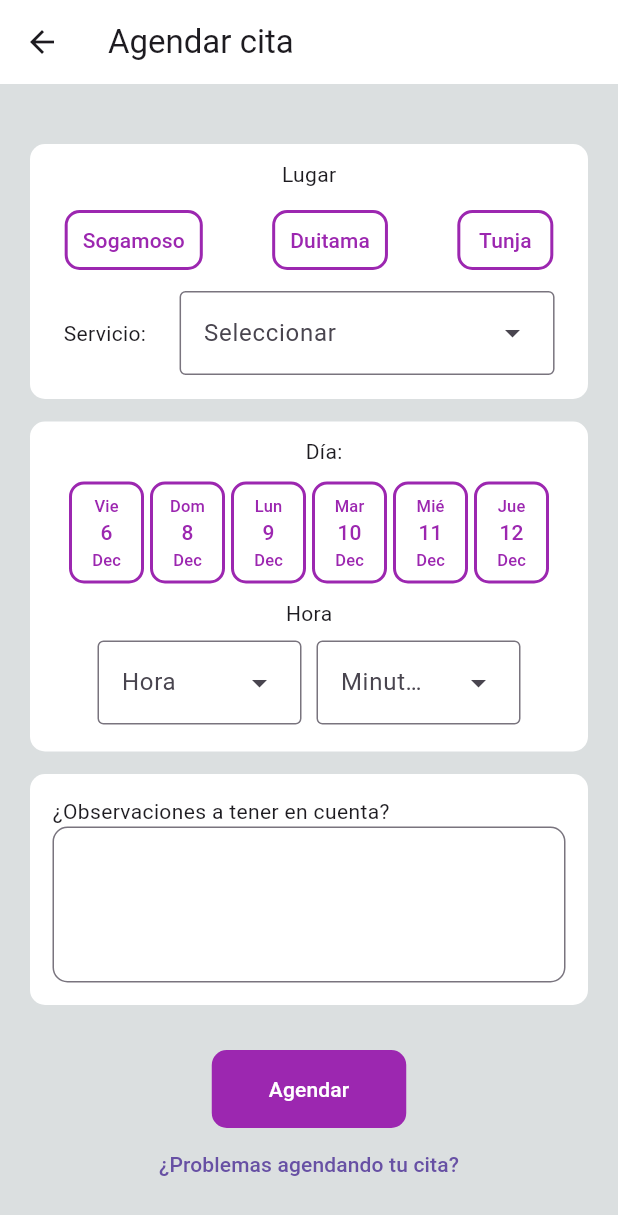
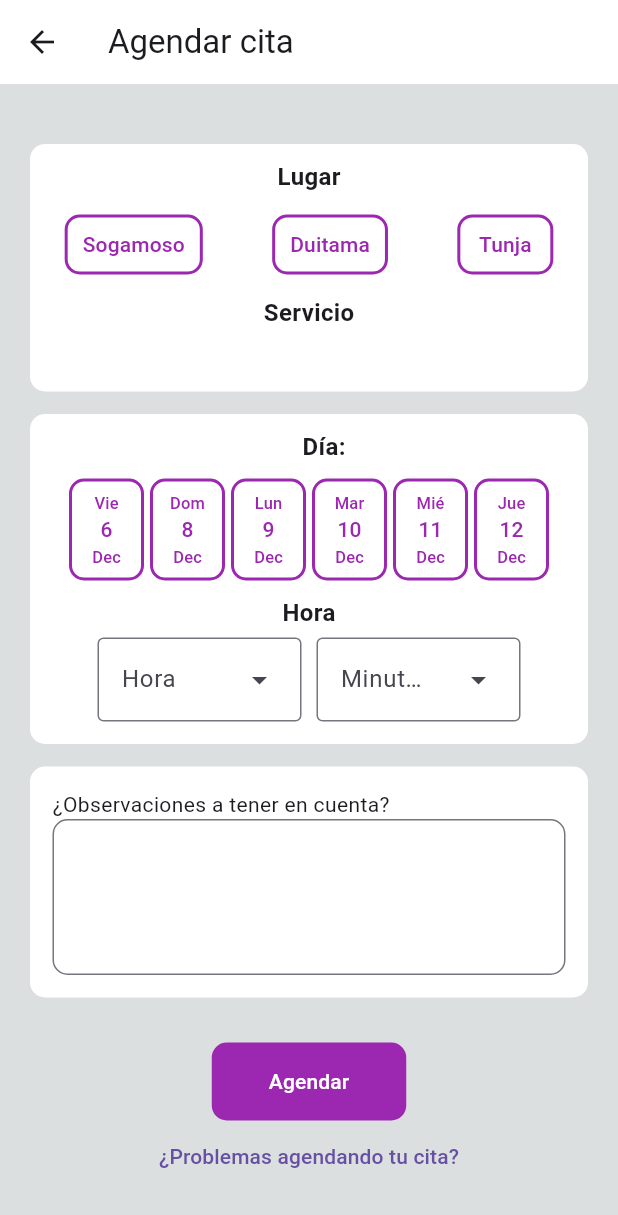
Before and after one commit to judagonsa/ekilibra_spa, a Flutter app: the QuotePage screen opened directly, on a phone screen of 412 x 824 dp. Shown: the top 1215 px of the screen. Run offline on Flutter 3.47's test engine with Material 3 defaults, Android fonts, the phone set to English and light mode, and no system bars; our stand-ins replace card_swiper, dartz, equatable, flutter_bloc, freezed_annotation, get_it and 3 more; accounts and stored records are empty; network calls fail.

Commit message:
Remove select service in schedule quote

```diff
--- a/lib/app/config/helpers/text_helpers.dart
+++ b/lib/app/config/helpers/text_helpers.dart
@@ -4,4 +4,11 @@ class TextHelpers {
   TextStyle textTitle() {
     return const TextStyle(color: Colors.black, fontSize: 22);
   }
+
+  TextStyle titleQuote() {
+    return const TextStyle(
+      fontWeight: FontWeight.bold,
+      fontSize: 16,
+    );
+  }
 }
--- a/lib/app/config/helpers/texts.dart
+++ b/lib/app/config/helpers/texts.dart
@@ -39,7 +39,7 @@ class Texts {
   static String save = 'Guardar';
   static String fifteenYearsOld = 'Debes ser mayor de 15 años.';
   static String welcomeEkilibra = 'Bienvenido a Ekilibra Spa';
-  static String service = 'Servicio:';
+  static String service = 'Servicio';
   static String select = 'Seleccionar';
   static String day = 'Día:';
   static String schedule = 'Agendar';
--- a/lib/app/pages/home/repositories/home_repository_impl.dart
+++ b/lib/app/pages/home/repositories/home_repository_impl.dart
@@ -6,7 +6,8 @@ class HomeRepositoryImpl implements HomeRepository {
   Future<List<Service>> getServices() async {
     return [
       const Service(
-        title: 'Estudio del rostro',
+        title:
+            'Estudio del rostro Estudio del rostro Estudio del rostro Estudio del rostro',
         phrase: '¡Déjanos ayudarte a descubrir tu ceja perfecta!',
         description:
             'CuidaNuestro servicio de Diseño de Cejas en Ekilibra es más que una simple técnica de depilación, es una experiencia personalizada que resalta la belleza única de cada individuo. Con un enfoque meticuloso, realizamos un diseño previo basado en el estudio del rostro de cada cliente, teniendo en cuenta su morfología única. Entendemos que cada persona es diferente, por lo que nos esforzamos por definir la ceja más adecuada para realzar su belleza natural. En Ekilibra, no se trata solo de seguir tendencias, sino de crear una ceja que refleje la singularidad y la exclusividad de cada personados',
--- a/lib/app/pages/quote/pages/quote_page.dart
+++ b/lib/app/pages/quote/pages/quote_page.dart
@@ -3,6 +3,7 @@ import 'package:ekilibra_spa/app/config/helpers/button_helpers.dart';
 import 'package:ekilibra_spa/app/config/helpers/datetime_helper.dart';
 import 'package:ekilibra_spa/app/config/helpers/functions_helper.dart';
 import 'package:ekilibra_spa/app/config/helpers/popup_helpers.dart';
+import 'package:ekilibra_spa/app/config/helpers/text_helpers.dart';
 import 'package:ekilibra_spa/app/config/helpers/texts.dart';
 import 'package:ekilibra_spa/app/config/service_locator/service_locator.dart';
 import 'package:ekilibra_spa/app/pages/home/bloc/home_bloc.dart';
@@ -42,7 +43,6 @@ class _QuotePageState extends State<QuotePage> {
     final hoursQuote = ["09", "10", "11", "02", "03", "04", "05"];
     final minutesQuote = ["00", "15", "30", "45"];
 
-    final List<Service>? services = context.read<HomeBloc>().state.services;
     final List<String>? places = context.read<HomeBloc>().state.places;
 
     if (widget.serviceId != null) {
@@ -71,7 +71,6 @@ class _QuotePageState extends State<QuotePage> {
                       crossAxisAlignment: CrossAxisAlignment.center,
                       children: [
                         Container(
-                          height: 170,
                           decoration: const BoxDecoration(
                             color: Colors.white,
                             borderRadius: BorderRadius.all(Radius.circular(10)),
@@ -82,7 +81,10 @@ class _QuotePageState extends State<QuotePage> {
                               children: [
                                 Column(
                                   children: [
-                                    Text(Texts.place),
+                                    Text(
+                                      Texts.place,
+                                      style: TextHelpers().titleQuote(),
+                                    ),
                                     const SizedBox(height: 10),
                                     Row(
                                       mainAxisAlignment:
@@ -104,35 +106,24 @@ class _QuotePageState extends State<QuotePage> {
                                   ],
                                 ),
                                 const SizedBox(height: 10),
-                                Row(
-                                  mainAxisAlignment:
-                                      MainAxisAlignment.spaceEvenly,
-                                  children: [
-                                    Text(Texts.service),
-                                    if (services != null)
-                                      _DropdownMenu(
-                                        initialSelection:
-                                            serviceSelected != null
-                                                ? serviceSelected!.title!
-                                                : '',
-                                        hintText: serviceSelected != null
-                                            ? serviceSelected!.title!
-                                            : Texts.select,
-                                        dataList: services
-                                            .map((service) => service.title!)
-                                            .toList(),
-                                        onSelected: (value) {
-                                          if (value != null) {
-                                            for (var service in services) {
-                                              if (service.title == value) {
-                                                serviceSelected = service;
-                                              }
-                                            }
-                                          }
-                                        },
-                                        width: 250,
+                                Padding(
+                                  padding: const EdgeInsets.symmetric(
+                                      horizontal: 10),
+                                  child: Column(
+                                    mainAxisAlignment:
+                                        MainAxisAlignment.spaceEvenly,
+                                    children: [
+                                      Text(
+                                        Texts.service,
+                                        style: TextHelpers().titleQuote(),
+                                      ),
+                                      const SizedBox(height: 10),
+                                      Text(
+                                        serviceSelected?.title ?? '',
+                                        textAlign: TextAlign.center,
                                       )
-                                  ],
+                                    ],
+                                  ),
                                 ),
                               ],
                             ),
@@ -152,7 +143,10 @@ class _QuotePageState extends State<QuotePage> {
                                 Padding(
                                   padding: const EdgeInsets.only(
                                       bottom: 10, left: 40, right: 20),
-                                  child: Text(Texts.day),
+                                  child: Text(
+                                    Texts.day,
+                                    style: TextHelpers().titleQuote(),
+                                  ),
                                 ),
                                 Row(
                                   mainAxisAlignment: MainAxisAlignment.center,
@@ -174,7 +168,10 @@ class _QuotePageState extends State<QuotePage> {
                                 ),
                                 Padding(
                                   padding: const EdgeInsets.only(top: 10),
-                                  child: Text(Texts.hour),
+                                  child: Text(
+                                    Texts.hour,
+                                    style: TextHelpers().titleQuote(),
+                                  ),
                                 ),
                                 Flexible(
                                   fit: FlexFit.tight,
```
